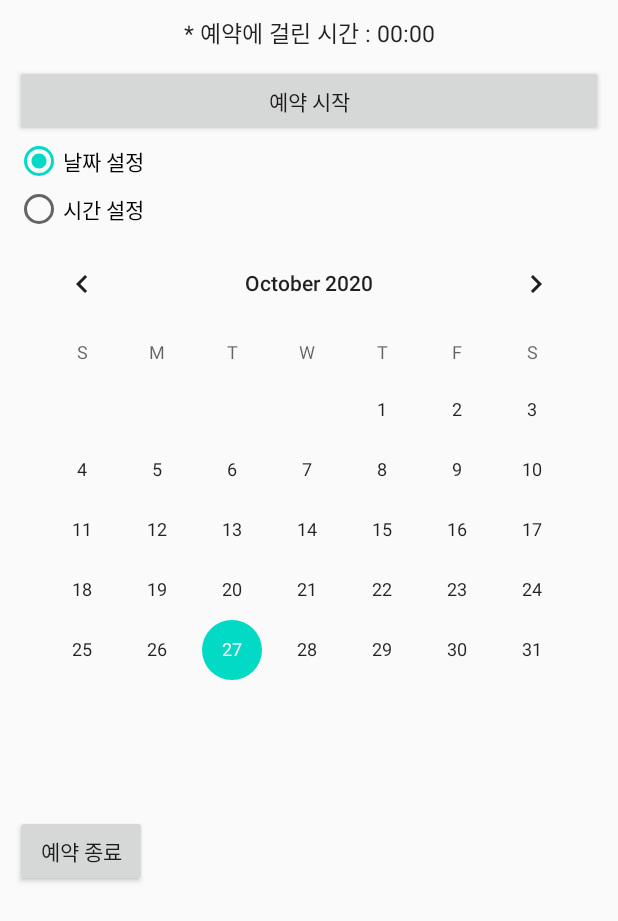
After one commit to Anastacia-HS/MirimHighLevelWidget, an Android app: the layout activity_reservation.xml on its own in the app's theme, with its tools: preview values and no code run, on a phone screen of 412 x 824 dp. The commit adds this screen. Shown: the top 921 px of the screen. Run offline under Robolectric (Android 15) with nearby library versions, the phone set to English and light mode, and no system bars.

Commit message:
Complete activity_reservation.xml

```diff
--- a/app/src/main/res/layout/activity_picker.xml
+++ b/app/src/main/res/layout/activity_picker.xml
@@ -1,6 +1,17 @@
 <?xml version="1.0" encoding="utf-8"?>
 <LinearLayout xmlns:android="http://schemas.android.com/apk/res/android"
     android:layout_width="match_parent"
-    android:layout_height="match_parent">
+    android:layout_height="match_parent"
+    android:orientation="vertical">
+
+    <TimePicker
+        android:timePickerMode="clock"
+        android:layout_width="match_parent"
+        android:layout_height="wrap_content" />
+
+    <DatePicker
+        android:datePickerMode="calendar"
+        android:layout_width="match_parent"
+        android:layout_height="wrap_content" />
 
 </LinearLayout>
--- /dev/null
+++ b/app/src/main/res/layout/activity_reservation.xml
@@ -0,0 +1,75 @@
+<?xml version="1.0" encoding="utf-8"?>
+<LinearLayout xmlns:android="http://schemas.android.com/apk/res/android"
+    android:layout_width="match_parent"
+    android:layout_height="match_parent"
+    android:orientation="vertical"
+    android:padding="10dp">
+
+    <Chronometer
+        android:id="@+id/chrono1"
+        android:layout_width="match_parent"
+        android:layout_height="wrap_content"
+        android:textSize="15sp"
+        android:gravity="center_horizontal"
+        android:format="* 예약에 걸린 시간 : %s"/>
+
+    <Button
+        android:id="@+id/btn_start"
+        android:layout_marginTop="10dp"
+        android:layout_width="match_parent"
+        android:layout_height="wrap_content"
+        android:text="예약 시작" />
+
+    <RadioGroup
+        android:layout_width="wrap_content"
+        android:layout_height="wrap_content" >
+
+        <RadioButton
+            android:id="@+id/radio_date"
+            android:layout_width="wrap_content"
+            android:layout_height="wrap_content"
+            android:checked="true"
+            android:text="날짜 설정" />
+
+        <RadioButton
+            android:id="@+id/radio_time"
+            android:layout_width="wrap_content"
+            android:layout_height="wrap_content"
+            android:text="시간 설정" />
+    </RadioGroup>
+
+    <FrameLayout
+        android:layout_width="match_parent"
+        android:layout_height="wrap_content" >
+
+        <CalendarView
+            android:id="@+id/calendar1"
+            android:layout_width="match_parent"
+            android:layout_height="wrap_content" />
+
+        <TimePicker
+            android:id="@+id/time_pick"
+            android:layout_width="match_parent"
+            android:layout_height="wrap_content"
+            android:visibility="invisible"/>
+    </FrameLayout>
+
+    <LinearLayout
+        android:layout_width="match_parent"
+        android:layout_height="wrap_content"
+        android:orientation="horizontal" >
+
+        <Button
+            android:id="@+id/btn_stop"
+            android:layout_width="wrap_content"
+            android:layout_height="wrap_content"
+            android:text="예약 종료" />
+
+        <TextView
+            android:id="@+id/text_result"
+            android:layout_width="match_parent"
+            android:layout_height="wrap_content"
+            android:textSize="15sp"/>
+    </LinearLayout>
+
+</LinearLayout>
```
